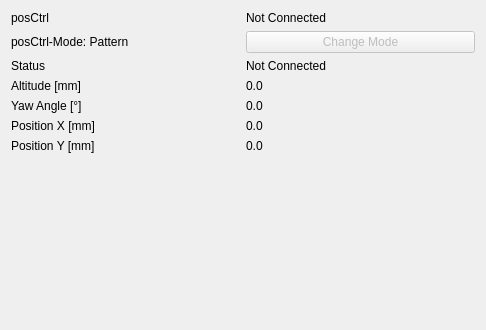
Franky333/crazyflie-clients-python, file lib/cfclient/ui/tabs/posCtrlTab.ui: the form before one commit; both pictures show x 0 to 486 and y 0 to 330 of the 486 by 601 pixel window.
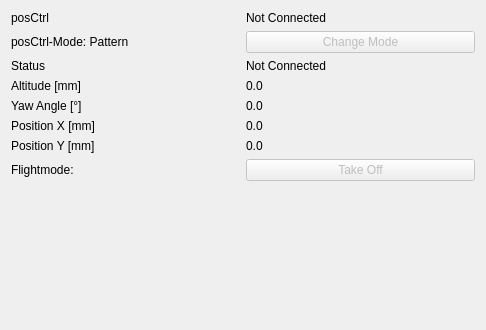
The form after the commit.

Commit message: added takeoff/landing button + flightmode label

```diff
--- a/lib/cfclient/ui/tabs/posCtrlTab.ui
+++ b/lib/cfclient/ui/tabs/posCtrlTab.ui
@@ -142,6 +142,26 @@
        </property>
       </widget>
      </item>
+     <item row="8" column="2">
+      <widget class="QPushButton" name="_pushButton_takeoffLand">
+       <property name="enabled">
+        <bool>false</bool>
+       </property>
+       <property name="text">
+        <string>Take Off</string>
+       </property>
+      </widget>
+     </item>
+     <item row="8" column="1">
+      <widget class="QLabel" name="_label_flightmode">
+       <property name="enabled">
+        <bool>true</bool>
+       </property>
+       <property name="text">
+        <string>Flightmode: </string>
+       </property>
+      </widget>
+     </item>
     </layout>
    </item>
   </layout>
```
The commit also changes 1 other file.
